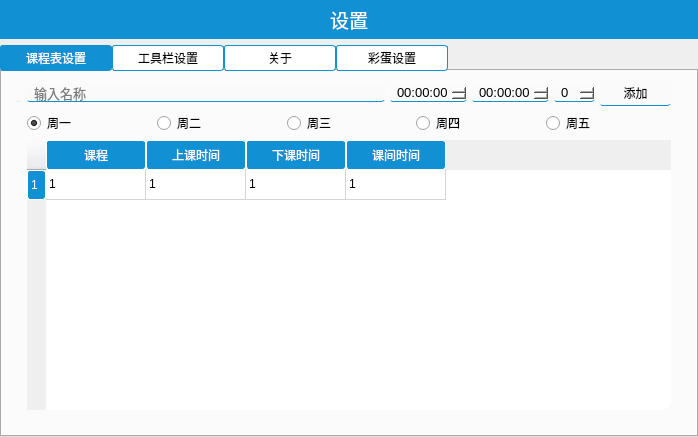
This is tableeditwidget.ui in Aero80wd/SchoolTools as Qt 5 draws it before an edit. The edited form follows.
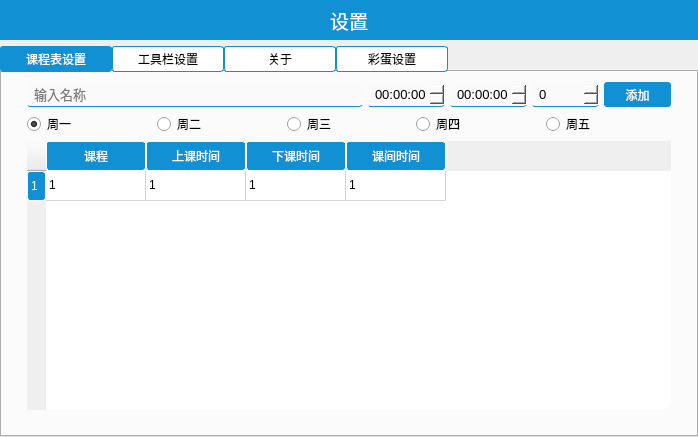
This is the edited form. Icons and pictures are not drawn. Custom widgets are drawn as their Qt base class.

Patch:
```diff
--- a/tableeditwidget.ui
+++ b/tableeditwidget.ui
@@ -28,6 +28,18 @@
    </property>
    <item row="0" column="0">
     <widget class="QWidget" name="widget_2" native="true">
+     <property name="minimumSize">
+      <size>
+       <width>0</width>
+       <height>40</height>
+      </size>
+     </property>
+     <property name="maximumSize">
+      <size>
+       <width>16777215</width>
+       <height>40</height>
+      </size>
+     </property>
      <property name="styleSheet">
       <string notr="true">background:#1191d3;</string>
      </property>
@@ -121,9 +133,15 @@
            <number>25</number>
           </property>
           <item>
-           <layout class="QHBoxLayout" name="horizontalLayout" stretch="10,0,0,0,2">
+           <layout class="QHBoxLayout" name="horizontalLayout" stretch="10,2,2,2,2">
             <item>
              <widget class="QLineEdit" name="lineEdit">
+              <property name="minimumSize">
+               <size>
+                <width>0</width>
+                <height>25</height>
+               </size>
+              </property>
               <property name="styleSheet">
                <string notr="true">QLineEdit{
 
@@ -154,6 +172,12 @@
             </item>
             <item>
              <widget class="QTimeEdit" name="timeEdit">
+              <property name="minimumSize">
+               <size>
+                <width>0</width>
+                <height>25</height>
+               </size>
+              </property>
               <property name="toolTip">
                <string>输入上课时间</string>
               </property>
@@ -194,6 +218,12 @@
             </item>
             <item>
              <widget class="QTimeEdit" name="timeEdit_2">
+              <property name="minimumSize">
+               <size>
+                <width>0</width>
+                <height>25</height>
+               </size>
+              </property>
               <property name="toolTip">
                <string>输入下课时间</string>
               </property>
@@ -234,6 +264,12 @@
             </item>
             <item>
              <widget class="QSpinBox" name="spinBox">
+              <property name="minimumSize">
+               <size>
+                <width>0</width>
+                <height>25</height>
+               </size>
+              </property>
               <property name="toolTip">
                <string>输入离上课的课间时间</string>
               </property>
@@ -274,14 +310,17 @@
             </item>
             <item>
              <widget class="QPushButton" name="pushButton">
+              <property name="minimumSize">
+               <size>
+                <width>0</width>
+                <height>25</height>
+               </size>
+              </property>
               <property name="styleSheet">
                <string notr="true">QPushButton{
-
-border-bottom: 1px solid #1191d3;; /* 边框宽度为1px，颜色为#A0A0A0 */
 	border-radius: 3px; /* 边框圆角 */
-	
-	background-color: #FAFAFA; /* 背景颜色 */
-	color: #000000; /* 文本颜色 */
+	color:#ffffff;
+	background-color: #1191d3; /* 背景颜色 */
 	padding:3px;
 
 }
```
Left out of the diff: 22 changed lines with no effect on the pictures.
